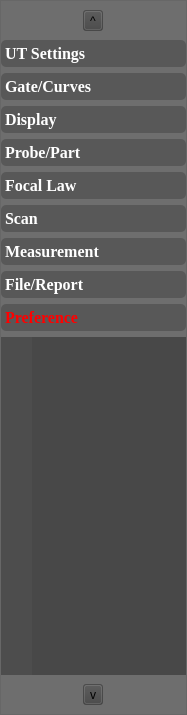
Qt form ui/menuwidget/firstsecondmenuwidget.ui (15903016222/Voice) before a commit.
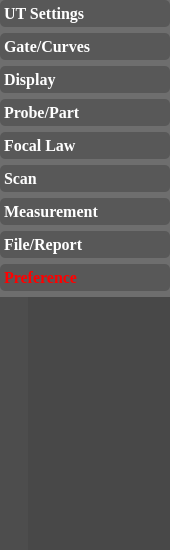
The same form after that commit. The open tabs and pages were chosen to show the change.

Commit message: 修改：删除左侧主菜单的ToolButton

Diff of the .ui file:
```diff
--- a/ui/menuwidget/firstsecondmenuwidget.ui
+++ b/ui/menuwidget/firstsecondmenuwidget.ui
@@ -6,8 +6,8 @@
    <rect>
     <x>0</x>
     <y>0</y>
-    <width>187</width>
-    <height>715</height>
+    <width>170</width>
+    <height>550</height>
    </rect>
   </property>
   <property name="windowTitle">
@@ -35,12 +35,12 @@
       <string notr="true">background-color: rgba(67, 67, 67, 0.5);</string>
      </property>
      <property name="frameShape">
-      <enum>QFrame::StyledPanel</enum>
+      <enum>QFrame::NoFrame</enum>
      </property>
      <property name="frameShadow">
       <enum>QFrame::Plain</enum>
      </property>
-     <layout class="QVBoxLayout" name="verticalLayout" stretch="1,100,1">
+     <layout class="QVBoxLayout" name="verticalLayout" stretch="100">
       <property name="spacing">
        <number>0</number>
       </property>
@@ -56,66 +56,6 @@
       <property name="bottomMargin">
        <number>0</number>
       </property>
-      <item>
-       <widget class="QFrame" name="frame_top">
-        <property name="frameShape">
-         <enum>QFrame::NoFrame</enum>
-        </property>
-        <property name="frameShadow">
-         <enum>QFrame::Raised</enum>
-        </property>
-        <layout class="QGridLayout" name="gridLayout_3">
-         <item row="0" column="0">
-          <spacer name="horizontalSpacer_14">
-           <property name="orientation">
-            <enum>Qt::Horizontal</enum>
-           </property>
-           <property name="sizeType">
-            <enum>QSizePolicy::Preferred</enum>
-           </property>
-           <property name="sizeHint" stdset="0">
-            <size>
-             <width>40</width>
-             <height>20</height>
-            </size>
-           </property>
-          </spacer>
-         </item>
-         <item row="0" column="1">
-          <widget class="QToolButton" name="toolButton_top">
-           <property name="sizePolicy">
-            <sizepolicy hsizetype="Fixed" vsizetype="Fixed">
-             <horstretch>0</horstretch>
-             <verstretch>0</verstretch>
-            </sizepolicy>
-           </property>
-           <property name="text">
-            <string>^</string>
-           </property>
-           <property name="toolButtonStyle">
-            <enum>Qt::ToolButtonIconOnly</enum>
-           </property>
-          </widget>
-         </item>
-         <item row="0" column="2">
-          <spacer name="horizontalSpacer_15">
-           <property name="orientation">
-            <enum>Qt::Horizontal</enum>
-           </property>
-           <property name="sizeType">
-            <enum>QSizePolicy::Preferred</enum>
-           </property>
-           <property name="sizeHint" stdset="0">
-            <size>
-             <width>40</width>
-             <height>20</height>
-            </size>
-           </property>
-          </spacer>
-         </item>
-        </layout>
-       </widget>
-      </item>
       <item>
        <widget class="QToolBox" name="toolBox">
         <property name="font">
@@ -576,8 +516,8 @@
           <rect>
            <x>0</x>
            <y>0</y>
-           <width>185</width>
-           <height>340</height>
+           <width>170</width>
+           <height>253</height>
           </rect>
          </property>
          <attribute name="label">
@@ -614,6 +554,12 @@
           </item>
           <item>
            <widget class="QListView" name="listView_9">
+            <property name="sizePolicy">
+             <sizepolicy hsizetype="Preferred" vsizetype="Preferred">
+              <horstretch>0</horstretch>
+              <verstretch>0</verstretch>
+             </sizepolicy>
+            </property>
             <property name="frameShape">
              <enum>QFrame::NoFrame</enum>
             </property>
@@ -626,63 +572,6 @@
         </widget>
        </widget>
       </item>
-      <item>
-       <widget class="QFrame" name="frame_bottom">
-        <property name="frameShape">
-         <enum>QFrame::NoFrame</enum>
-        </property>
-        <property name="frameShadow">
-         <enum>QFrame::Raised</enum>
-        </property>
-        <layout class="QGridLayout" name="gridLayout">
-         <item row="0" column="0">
-          <spacer name="horizontalSpacer_12">
-           <property name="orientation">
-            <enum>Qt::Horizontal</enum>
-           </property>
-           <property name="sizeType">
-            <enum>QSizePolicy::Preferred</enum>
-           </property>
-           <property name="sizeHint" stdset="0">
-            <size>
-             <width>40</width>
-             <height>20</height>
-            </size>
-           </property>
-          </spacer>
-         </item>
-         <item row="0" column="1">
-          <widget class="QToolButton" name="toolButton_bottom">
-           <property name="sizePolicy">
-            <sizepolicy hsizetype="Fixed" vsizetype="Fixed">
-             <horstretch>0</horstretch>
-             <verstretch>0</verstretch>
-            </sizepolicy>
-           </property>
-           <property name="text">
-            <string>v</string>
-           </property>
-          </widget>
-         </item>
-         <item row="0" column="2">
-          <spacer name="horizontalSpacer_13">
-           <property name="orientation">
-            <enum>Qt::Horizontal</enum>
-           </property>
-           <property name="sizeType">
-            <enum>QSizePolicy::Preferred</enum>
-           </property>
-           <property name="sizeHint" stdset="0">
-            <size>
-             <width>40</width>
-             <height>20</height>
-            </size>
-           </property>
-          </spacer>
-         </item>
-        </layout>
-       </widget>
-      </item>
      </layout>
     </widget>
    </item>
```
Left out of the diff: 82 changed lines with no effect on the pictures. The commit also changes 2 other files.
